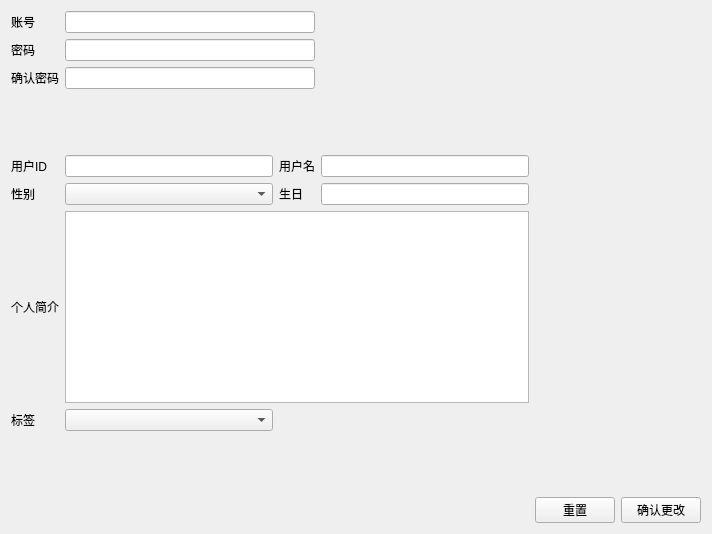
Qt form gui/user_info_widget.ui (zyzzzasdhjk/database_project) before a commit.
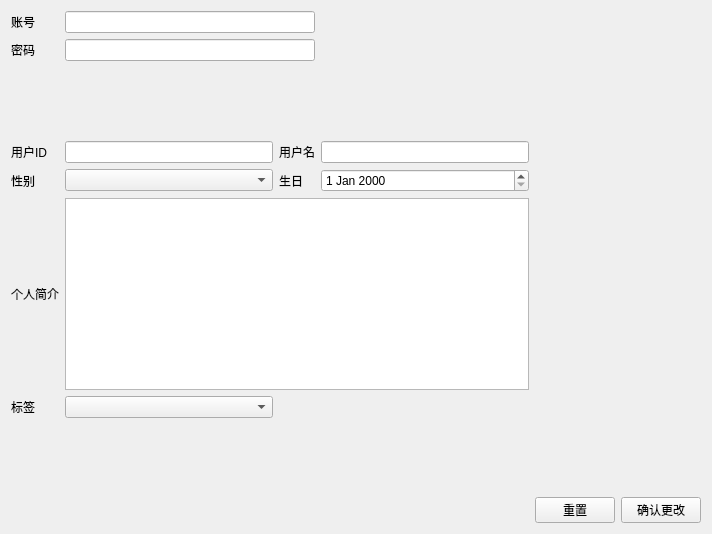
The same form after that commit.

Commit message: 11.22 完成了用户信息界面

```diff
--- a/gui/user_info_widget.ui
+++ b/gui/user_info_widget.ui
@@ -16,65 +16,15 @@
   <layout class="QVBoxLayout" name="verticalLayout">
    <item>
     <layout class="QGridLayout" name="gridLayout">
-     <item row="4" column="0">
-      <widget class="QLabel" name="label_3">
-       <property name="text">
-        <string>用户ID</string>
-       </property>
-      </widget>
-     </item>
-     <item row="1" column="0">
-      <widget class="QLabel" name="label_2">
-       <property name="text">
-        <string>密码</string>
-       </property>
-      </widget>
-     </item>
-     <item row="8" column="0">
+     <item row="7" column="0">
       <widget class="QLabel" name="label_8">
        <property name="text">
         <string>标签</string>
        </property>
       </widget>
      </item>
-     <item row="5" column="0">
-      <widget class="QLabel" name="label_5">
-       <property name="text">
-        <string>性别</string>
-       </property>
-      </widget>
-     </item>
-     <item row="0" column="2" colspan="2">
-      <widget class="QLineEdit" name="acount_edit"/>
-     </item>
-     <item row="9" column="2">
-      <spacer name="verticalSpacer">
-       <property name="orientation">
-        <enum>Qt::Vertical</enum>
-       </property>
-       <property name="sizeHint" stdset="0">
-        <size>
-         <width>20</width>
-         <height>40</height>
-        </size>
-       </property>
-      </spacer>
-     </item>
-     <item row="7" column="2" colspan="3">
-      <widget class="QPlainTextEdit" name="user_des_edit"/>
-     </item>
-     <item row="10" column="6">
-      <widget class="QPushButton" name="apply_button">
-       <property name="text">
-        <string>确认更改</string>
-       </property>
-      </widget>
-     </item>
-     <item row="4" column="4">
-      <widget class="QLineEdit" name="user_name_edit"/>
-     </item>
      <item row="4" column="5" colspan="2">
-      <spacer name="horizontalSpacer_2">
+      <spacer name="horizontalSpacer">
        <property name="orientation">
         <enum>Qt::Horizontal</enum>
        </property>
@@ -86,46 +36,108 @@
        </property>
       </spacer>
      </item>
-     <item row="3" column="2">
-      <spacer name="verticalSpacer_2">
-       <property name="orientation">
-        <enum>Qt::Vertical</enum>
+     <item row="3" column="0">
+      <widget class="QLabel" name="label_3">
+       <property name="text">
+        <string>用户ID</string>
        </property>
-       <property name="sizeHint" stdset="0">
-        <size>
-         <width>20</width>
-         <height>40</height>
-        </size>
-       </property>
-      </spacer>
+      </widget>
      </item>
-     <item row="4" column="3">
+     <item row="3" column="3">
       <widget class="QLabel" name="label_4">
        <property name="text">
         <string>用户名</string>
        </property>
       </widget>
      </item>
-     <item row="10" column="5">
+     <item row="9" column="5">
       <widget class="QPushButton" name="reset_button">
        <property name="text">
         <string>重置</string>
        </property>
       </widget>
      </item>
+     <item row="6" column="2" colspan="3">
+      <widget class="QPlainTextEdit" name="user_des_edit"/>
+     </item>
+     <item row="3" column="5" colspan="2">
+      <spacer name="horizontalSpacer_2">
+       <property name="orientation">
+        <enum>Qt::Horizontal</enum>
+       </property>
+       <property name="sizeHint" stdset="0">
+        <size>
+         <width>40</width>
+         <height>20</height>
+        </size>
+       </property>
+      </spacer>
+     </item>
      <item row="8" column="2">
+      <spacer name="verticalSpacer">
+       <property name="orientation">
+        <enum>Qt::Vertical</enum>
+       </property>
+       <property name="sizeHint" stdset="0">
+        <size>
+         <width>20</width>
+         <height>40</height>
+        </size>
+       </property>
+      </spacer>
+     </item>
+     <item row="4" column="2">
+      <widget class="QComboBox" name="gender_combox"/>
+     </item>
+     <item row="1" column="0">
+      <widget class="QLabel" name="label_2">
+       <property name="text">
+        <string>密码</string>
+       </property>
+      </widget>
+     </item>
+     <item row="7" column="2">
       <widget class="QComboBox" name="user_label_combox"/>
      </item>
+     <item row="2" column="2">
+      <spacer name="verticalSpacer_2">
+       <property name="orientation">
+        <enum>Qt::Vertical</enum>
+       </property>
+       <property name="sizeHint" stdset="0">
+        <size>
+         <width>20</width>
+         <height>40</height>
+        </size>
+       </property>
+      </spacer>
+     </item>
+     <item row="4" column="3">
+      <widget class="QLabel" name="label_6">
+       <property name="text">
+        <string>生日</string>
+       </property>
+      </widget>
+     </item>
+     <item row="4" column="4">
+      <widget class="QDateEdit" name="dateEdit"/>
+     </item>
      <item row="1" column="2" colspan="2">
       <widget class="QLineEdit" name="password_edit"/>
      </item>
-     <item row="7" column="0">
-      <widget class="QLabel" name="label_7">
+     <item row="4" column="0">
+      <widget class="QLabel" name="label_5">
        <property name="text">
-        <string>个人简介</string>
+        <string>性别</string>
        </property>
       </widget>
      </item>
+     <item row="3" column="4">
+      <widget class="QLineEdit" name="user_name_edit"/>
+     </item>
+     <item row="3" column="2">
+      <widget class="QLineEdit" name="uid_eidt"/>
+     </item>
      <item row="0" column="0">
       <widget class="QLabel" name="label">
        <property name="text">
@@ -133,45 +145,23 @@
        </property>
       </widget>
      </item>
-     <item row="5" column="5" colspan="2">
-      <spacer name="horizontalSpacer">
-       <property name="orientation">
-        <enum>Qt::Horizontal</enum>
-       </property>
-       <property name="sizeHint" stdset="0">
-        <size>
-         <width>40</width>
-         <height>20</height>
-        </size>
-       </property>
-      </spacer>
-     </item>
-     <item row="4" column="2">
-      <widget class="QLineEdit" name="uid_eidt"/>
-     </item>
-     <item row="5" column="2">
-      <widget class="QComboBox" name="gender_combox"/>
-     </item>
-     <item row="5" column="4">
-      <widget class="QLineEdit" name="birthday_edit"/>
-     </item>
-     <item row="5" column="3">
-      <widget class="QLabel" name="label_6">
+     <item row="9" column="6">
+      <widget class="QPushButton" name="apply_button">
        <property name="text">
-        <string>生日</string>
+        <string>确认更改</string>
        </property>
       </widget>
      </item>
-     <item row="2" column="0">
-      <widget class="QLabel" name="label_9">
+     <item row="0" column="2" colspan="2">
+      <widget class="QLineEdit" name="acount_edit"/>
+     </item>
+     <item row="6" column="0">
+      <widget class="QLabel" name="label_7">
        <property name="text">
-        <string>确认密码</string>
+        <string>个人简介</string>
        </property>
       </widget>
      </item>
-     <item row="2" column="2" colspan="2">
-      <widget class="QLineEdit" name="ensure_password_edit"/>
-     </item>
     </layout>
    </item>
   </layout>
```
The commit also changes 5 other files.
